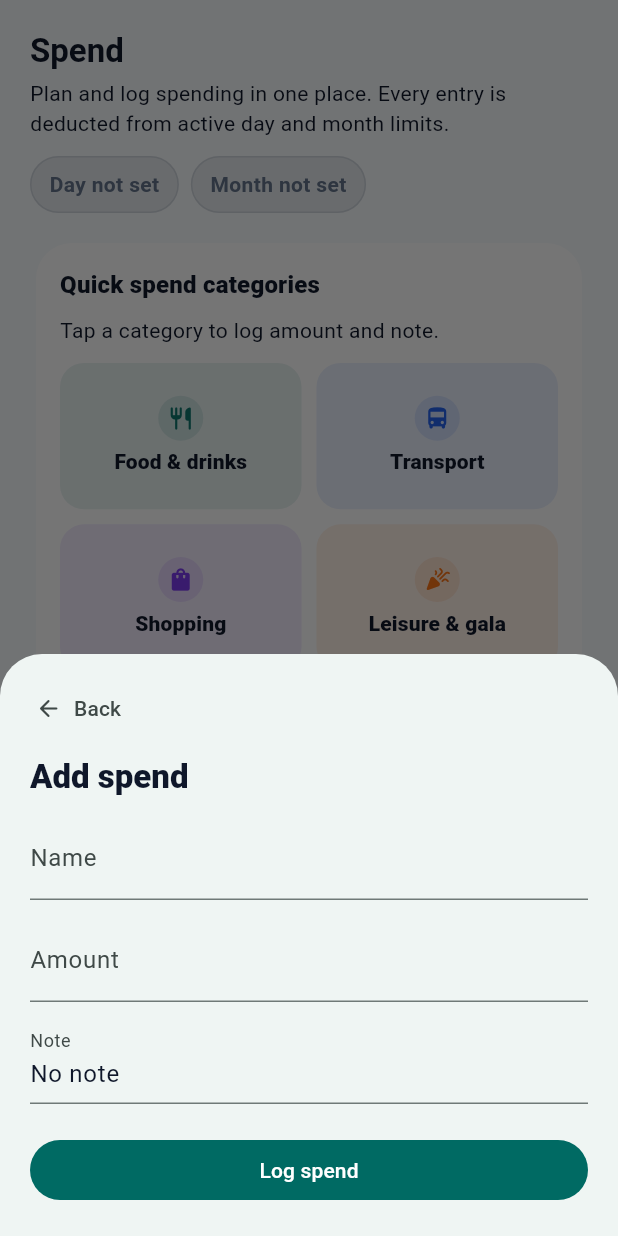
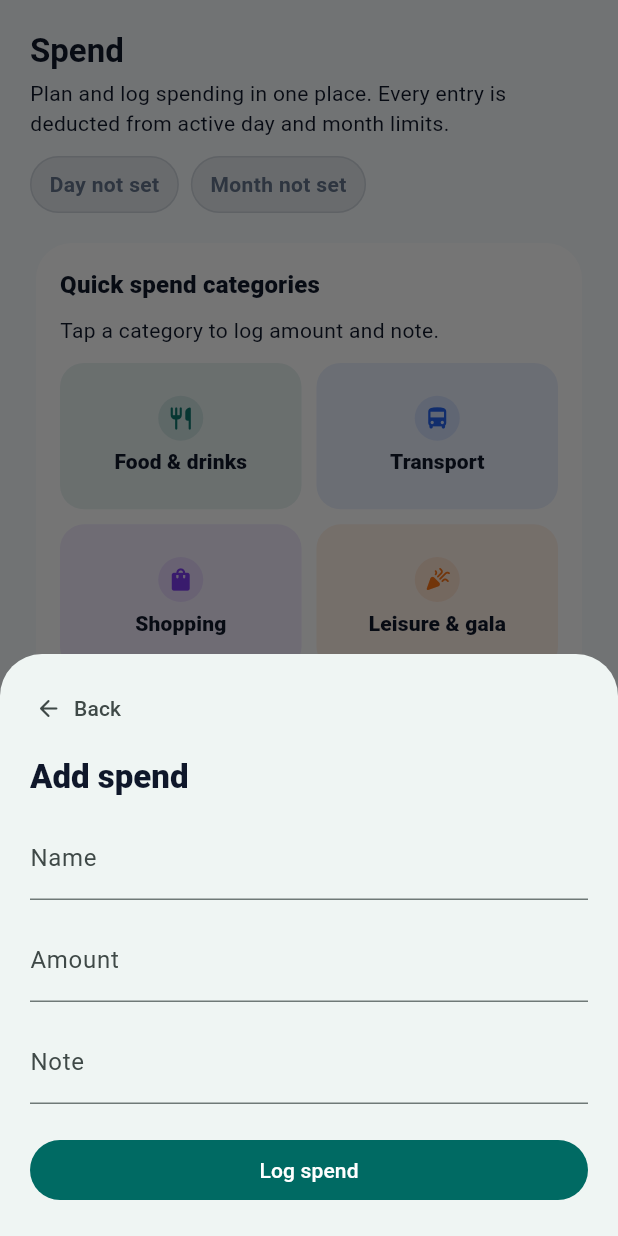
Before and after one commit to cjaayy/Budget-Buddy, a Flutter app: the SpendScreen screen opened directly, after a tap on "Custom", on a phone screen of 412 x 824 dp. Run offline on Flutter 3.47's test engine with Material 3 defaults, Android fonts, the phone set to English and light mode, and no system bars; our stand-ins replace fl_chart, flutter_local_notifications, flutter_riverpod, hive_flutter, share_plus, shared_preferences; accounts and stored records are empty.

Commit message:
fix: remove default 'No note' return value in _stripSpendTag for cleaner note handling

```diff
--- a/lib/features/spend/spend_screen.dart
+++ b/lib/features/spend/spend_screen.dart
@@ -391,10 +391,10 @@ class _SpendScreenState extends ConsumerState<SpendScreen> {
 
   String _stripSpendTag(String note) {
     if (!_isSpendTagged(note)) {
-      return note.trim().isEmpty ? 'No note' : note.trim();
+      return note.trim();
     }
     final String stripped = note.replaceFirst(_spendTag, '').trim();
-    return stripped.isEmpty ? 'No note' : stripped;
+    return stripped;
   }
 }
 
```
